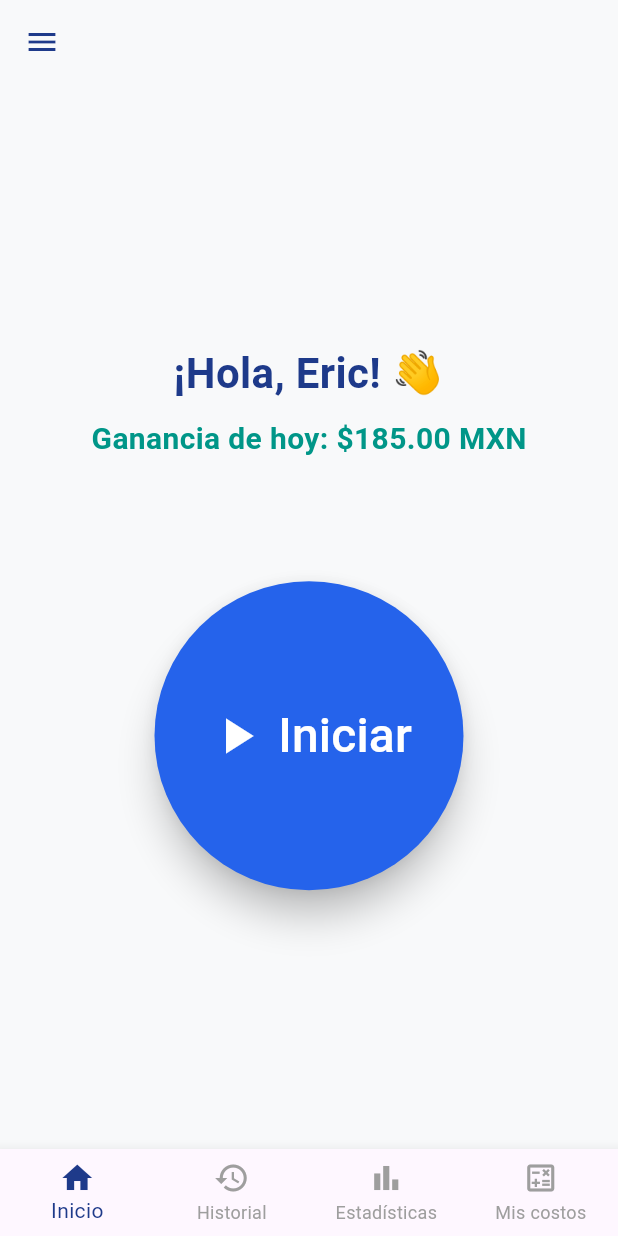
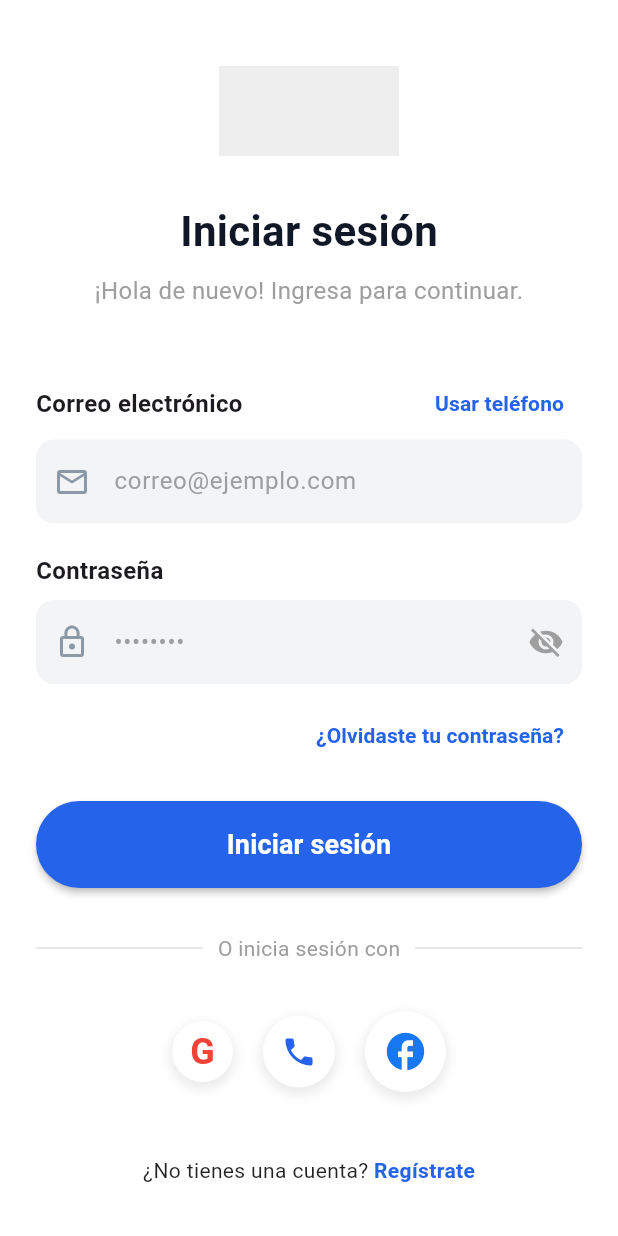
Before and after one commit to akalex5/masga_propio, a Flutter app: the screen it shows after launch, on a phone screen of 412 x 824 dp. Run offline on Flutter 3.47's test engine with Material 3 defaults, Android fonts, the phone set to English and light mode, and no system bars.

Commit message:
Se agrega la pantalla login

```diff
--- /dev/null
+++ b/lib/login_screen.dart
@@ -0,0 +1,250 @@
+import 'package:flutter/material.dart';
+
+class LoginScreen extends StatefulWidget {
+  const LoginScreen({super.key});
+
+  @override
+  State<LoginScreen> createState() => _LoginScreenState();
+}
+
+class _LoginScreenState extends State<LoginScreen> {
+  bool _ocultarContrasena = true;
+
+  @override
+  Widget build(BuildContext context) {
+    return Scaffold(
+      backgroundColor: Colors.white,
+      body: SafeArea(
+        child: SingleChildScrollView(
+          padding: const EdgeInsets.all(24.0),
+          child: Column(
+            crossAxisAlignment: CrossAxisAlignment.center,
+            children: [
+              const SizedBox(height: 20),
+              // Rectángulo gris superior (Placeholder para logo)
+              Container(
+                height: 60,
+                width: 120,
+                color: Colors.grey.shade200,
+              ),
+              const SizedBox(height: 30),
+
+              // Título y subtítulo
+              const Text(
+                'Iniciar sesión',
+                style: TextStyle(
+                  fontSize: 28,
+                  fontWeight: FontWeight.bold,
+                  color: Color(0xFF101828), // Azul muy oscuro/casi negro
+                ),
+              ),
+              const SizedBox(height: 8),
+              const Text(
+                '¡Hola de nuevo! Ingresa para continuar.',
+                style: TextStyle(fontSize: 16, color: Colors.grey),
+              ),
+              const SizedBox(height: 40),
+
+              // Fila de Correo electrónico y Usar teléfono
+              Row(
+                mainAxisAlignment: MainAxisAlignment.spaceBetween,
+                children: [
+                  const Text(
+                    'Correo electrónico',
+                    style: TextStyle(fontSize: 16, fontWeight: FontWeight.w600),
+                  ),
+                  TextButton(
+                    onPressed: () {},
+                    child: const Text(
+                      'Usar teléfono',
+                      style: TextStyle(fontSize: 14, color: Color(0xFF2563EB), fontWeight: FontWeight.w600),
+                    ),
+                  ),
+                ],
+              ),
+
+              // Campo de texto: Correo
+              TextField(
+                keyboardType: TextInputType.emailAddress,
+                decoration: InputDecoration(
+                  hintText: 'correo@ejemplo.com',
+                  hintStyle: const TextStyle(color: Colors.grey),
+                  prefixIcon: const Icon(Icons.mail_outline, color: Color(0xFF8B98A5)),
+                  filled: true,
+                  fillColor: const Color(0xFFF3F4F6),
+                  border: OutlineInputBorder(
+                    borderRadius: BorderRadius.circular(12),
+                    borderSide: BorderSide.none,
+                  ),
+                ),
+              ),
+              const SizedBox(height: 20),
+
+              // Etiqueta Contraseña
+              const Align(
+                alignment: Alignment.centerLeft,
+                child: Text(
+                  'Contraseña',
+                  style: TextStyle(fontSize: 16, fontWeight: FontWeight.w600),
+                ),
+              ),
+              const SizedBox(height: 8),
+
+              // Campo de texto: Contraseña
+              TextField(
+                obscureText: _ocultarContrasena,
+                decoration: InputDecoration(
+                  hintText: '••••••••',
+                  hintStyle: const TextStyle(color: Colors.grey),
+                  prefixIcon: const Icon(Icons.lock_outline, color: Color(0xFF8B98A5)),
+                  suffixIcon: IconButton(
+                    icon: Icon(
+                      _ocultarContrasena ? Icons.visibility_off : Icons.visibility,
+                      color: Colors.grey,
+                    ),
+                    onPressed: () {
+                      setState(() {
+                        _ocultarContrasena = !_ocultarContrasena;
+                      });
+                    },
+                  ),
+                  filled: true,
+                  fillColor: const Color(0xFFF3F4F6),
+                  border: OutlineInputBorder(
+                    borderRadius: BorderRadius.circular(12),
+                    borderSide: BorderSide.none,
+                  ),
+                ),
+              ),
+              const SizedBox(height: 10),
+
+              // Botón Olvidaste tu contraseña
+              Align(
+                alignment: Alignment.centerRight,
+                child: TextButton(
+                  onPressed: () {},
+                  child: const Text(
+                    '¿Olvidaste tu contraseña?',
+                    style: TextStyle(color: Color(0xFF2563EB), fontSize: 14, fontWeight: FontWeight.w600),
+                  ),
+                ),
+              ),
+              const SizedBox(height: 20),
+
+              // Botón principal de Iniciar sesión
+              SizedBox(
+                width: double.infinity,
+                child: ElevatedButton(
+                  onPressed: () {},
+                  style: ElevatedButton.styleFrom(
+                    backgroundColor: const Color(0xFF2563EB), // Azul del botón
+                    padding: const EdgeInsets.symmetric(vertical: 16),
+                    shape: RoundedRectangleBorder(
+                      borderRadius: BorderRadius.circular(30),
+                    ),
+                    elevation: 2,
+                  ),
+                  child: const Text(
+                    'Iniciar sesión',
+                    style: TextStyle(fontSize: 18, color: Colors.white, fontWeight: FontWeight.bold),
+                  ),
+                ),
+              ),
+              const SizedBox(height: 30),
+
+              // Separador "O inicia sesión con"
+              Row(
+                children: [
+                  Expanded(child: Divider(color: Colors.grey.shade300, thickness: 1)),
+                  const Padding(
+                    padding: EdgeInsets.symmetric(horizontal: 10),
+                    child: Text(
+                      'O inicia sesión con',
+                      style: TextStyle(color: Colors.grey),
+                    ),
+                  ),
+                  Expanded(child: Divider(color: Colors.grey.shade300, thickness: 1)),
+                ],
+              ),
+              const SizedBox(height: 30),
+
+              // Botones de redes sociales
+              Row(
+                mainAxisAlignment: MainAxisAlignment.center,
+                children: [
+                  _buildSocialButton(
+                    // Simulamos el logo de Google con una G
+                    child: const Text('G', style: TextStyle(fontSize: 24, fontWeight: FontWeight.bold, color: Colors.red)),
+                    onTap: () {},
+                  ),
+                  const SizedBox(width: 20),
+                  _buildSocialButton(
+                    child: const Icon(Icons.phone, color: Color(0xFF2563EB)),
+                    onTap: () {},
+                  ),
+                  const SizedBox(width: 20),
+                  _buildSocialButton(
+                    child: const Icon(Icons.facebook, color: Color(0xFF1877F2), size: 30),
+                    onTap: () {},
+                  ),
+                ],
+              ),
+              const SizedBox(height: 40),
+
+              // Texto Regístrate
+              Row(
+                mainAxisAlignment: MainAxisAlignment.center,
+                children: [
+                  const Text(
+                    '¿No tienes una cuenta? ',
+                    style: TextStyle(color: Colors.black87),
+                  ),
+                  GestureDetector(
+                    onTap: () {},
+                    child: const Text(
+                      'Regístrate',
+                      style: TextStyle(
+                        color: Color(0xFF2563EB),
+                        fontWeight: FontWeight.bold,
+                      ),
+                    ),
+                  ),
+                ],
+              ),
+            ],
+          ),
+        ),
+      ),
+    );
+  }
+
+  // Widget personalizado para los botones circulares con sombra
+  Widget _buildSocialButton({required Widget child, required VoidCallback onTap}) {
+    return Container(
+      decoration: BoxDecoration(
+        color: Colors.white,
+        shape: BoxShape.circle,
+        boxShadow: [
+          BoxShadow(
+            color: Colors.grey.withOpacity(0.2),
+            spreadRadius: 2,
+            blurRadius: 5,
+            offset: const Offset(0, 3),
+          ),
+        ],
+      ),
+      child: Material(
+        color: Colors.transparent,
+        shape: const CircleBorder(),
+        child: InkWell(
+          onTap: onTap,
+          customBorder: const CircleBorder(),
+          child: Padding(
+            padding: const EdgeInsets.all(12.0),
+            child: child,
+          ),
+        ),
+      ),
+    );
+  }
+}
--- a/lib/main.dart
+++ b/lib/main.dart
@@ -1,4 +1,5 @@
 import 'package:flutter/material.dart';
+import 'login_screen.dart';
 
 void main() {
   runApp(const MiAppRutas());
@@ -17,7 +18,7 @@ class MiAppRutas extends StatelessWidget {
         scaffoldBackgroundColor: const Color(0xFFF8F9FA),
         fontFamily: 'Roboto',
       ),
-      home: const PantallaPrincipal(),
+      home: const LoginScreen(),
     );
   }
 }
```
